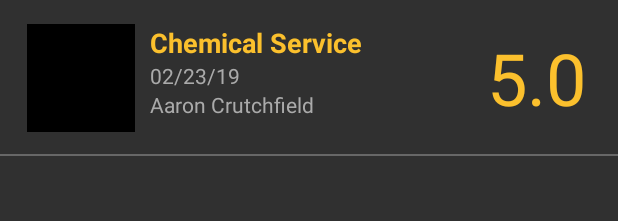
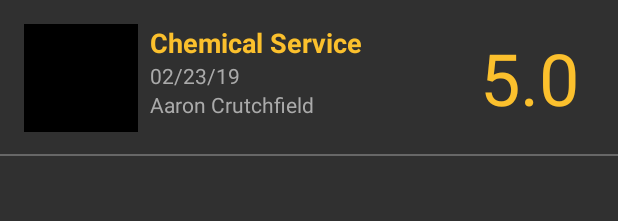
Before and after one commit to aaroncrutchfield/NatashasHairStudio, an Android app: the layout item_widget_review.xml on its own in the app's theme, with its tools: preview values and no code run, on a phone screen of 412 x 824 dp. Shown: the top 221 px of the screen. Run offline under Robolectric (Android 15) with nearby library versions, the phone set to English and light mode, and no system bars.

Commit message:
feat: Continue implementing AppWidget -Widget stuck loading

```diff
--- a/app/src/main/AndroidManifest.xml
+++ b/app/src/main/AndroidManifest.xml
@@ -9,7 +9,7 @@
         android:roundIcon="@mipmap/ic_launcher_round"
         android:supportsRtl="true"
         android:theme="@style/AppTheme">
-        <receiver android:name=".ui.ReviewsAppWidget">
+        <receiver android:name=".ui.ReviewsAppWidgetProvider">
             <intent-filter>
                 <action android:name="android.appwidget.action.APPWIDGET_UPDATE" />
             </intent-filter>
@@ -18,6 +18,10 @@
                 android:name="android.appwidget.provider"
                 android:resource="@xml/reviews_app_widget_info" />
         </receiver>
+
+        <service android:name=".ui.ReviewsWidgetService"
+            android:permission="android.permission.BIND_REMOTEVIEWS"
+            android:exported="false"/>
 
         <activity
             android:name=".ui.LoginActivity"
--- a/app/src/main/res/layout/item_widget_review.xml
+++ b/app/src/main/res/layout/item_widget_review.xml
@@ -11,18 +11,13 @@
         android:layout_height="wrap_content"
         android:padding="16dp">
 
-        <FrameLayout
-            android:layout_width="0dp"
-            android:layout_height="match_parent"
-            android:layout_weight="1">
-
             <ImageView
                 android:id="@+id/iv_widget_profile"
-                android:layout_width="72dp"
+                android:layout_width="0dp"
                 android:layout_height="72dp"
                 android:layout_gravity="center"
+                android:layout_weight="1"
                 app:srcCompat="@android:color/black" />
-        </FrameLayout>
 
         <LinearLayout
             android:layout_width="0dp"
@@ -55,20 +50,16 @@
                 tools:text="Aaron Crutchfield" />
         </LinearLayout>
 
-        <FrameLayout
-            android:layout_width="0dp"
-            android:layout_height="match_parent"
-            android:layout_weight="1">
 
     <TextView
         android:id="@+id/tv_widget_rating"
-                android:layout_width="wrap_content"
+        android:layout_width="0dp"
         android:layout_height="wrap_content"
         android:layout_gravity="center"
+        android:layout_weight="1"
         android:textColor="@color/colorPrimary"
         android:textSize="48sp"
         tools:text="5.0" />
-        </FrameLayout>
     </LinearLayout>
 
     <View
--- a/app/src/main/res/layout/reviews_app_widget.xml
+++ b/app/src/main/res/layout/reviews_app_widget.xml
@@ -2,7 +2,7 @@
     xmlns:app="http://schemas.android.com/apk/res-auto"
     android:layout_width="match_parent"
     android:layout_height="match_parent"
-    android:background="@color/darkGrey"
+    android:background="@color/browser_actions_title_color"
     android:orientation="vertical"
     android:padding="@dimen/widget_margin">
 
@@ -22,6 +22,7 @@
             app:srcCompat="@drawable/ic_add_black_24dp" />
 
         <ImageView
+            android:id="@+id/iv_widget_logo"
             android:layout_width="match_parent"
             android:layout_height="match_parent"
             app:srcCompat="@drawable/logo2" />
```
Also changed, not shown: app/src/main/java/com/acrutchfield/natashashairstudio/ui/ReviewFragment.java (+16 -3 lines), app/src/main/java/com/acrutchfield/natashashairstudio/ui/ReviewsAppWidgetProvider.java (renamed from app/src/main/java/com/acrutchfield/natashashairstudio/ui/ReviewsAppWidget.java, +22 -3 lines), app/src/main/java/com/acrutchfield/natashashairstudio/ui/ReviewsWidgetService.java (added, +125 -0 lines). Lines whose indentation alone changed are shown as unchanged.
